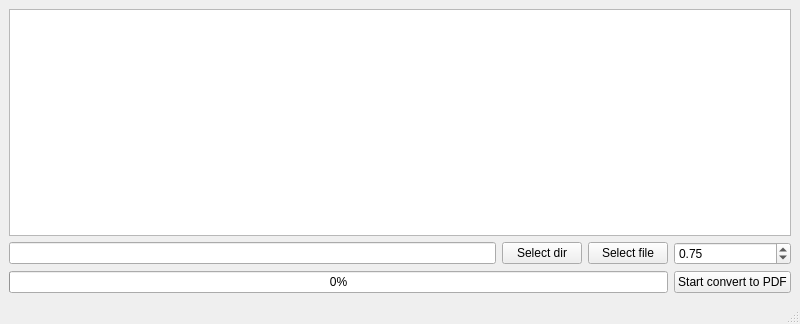
First picture: the form in mainwindow.ui, repository fryn3/cbz2pdf, before the edit.
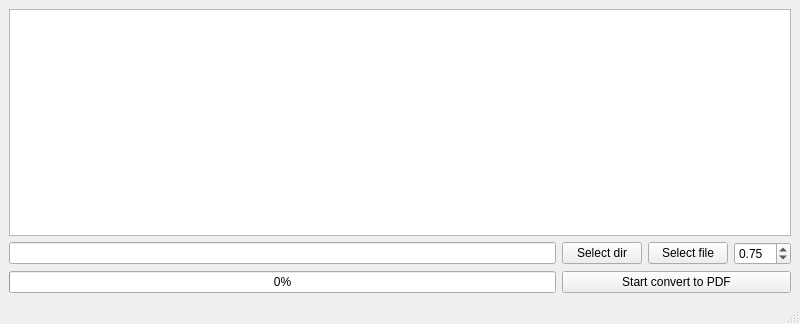
Second picture: the form after the edit.

Commit message: add stop thread

The edit to the form file:
```diff
--- a/mainwindow.ui
+++ b/mainwindow.ui
@@ -42,14 +42,7 @@
       </property>
      </widget>
     </item>
-    <item row="2" column="3">
-     <widget class="QPushButton" name="btnStart">
-      <property name="text">
-       <string>Start convert to PDF</string>
-      </property>
-     </widget>
-    </item>
-    <item row="2" column="0" colspan="3">
+    <item row="2" column="0">
      <widget class="QProgressBar" name="progressBar">
       <property name="maximum">
        <number>1000</number>
@@ -59,6 +52,13 @@
       </property>
      </widget>
     </item>
+    <item row="2" column="1" colspan="3">
+     <widget class="QPushButton" name="btnStartStop">
+      <property name="text">
+       <string>Start convert to PDF</string>
+      </property>
+     </widget>
+    </item>
    </layout>
   </widget>
   <widget class="QMenuBar" name="menubar">
```
Left out of the diff: 3 changed lines with no effect on the pictures. The commit also changes 4 other files.
